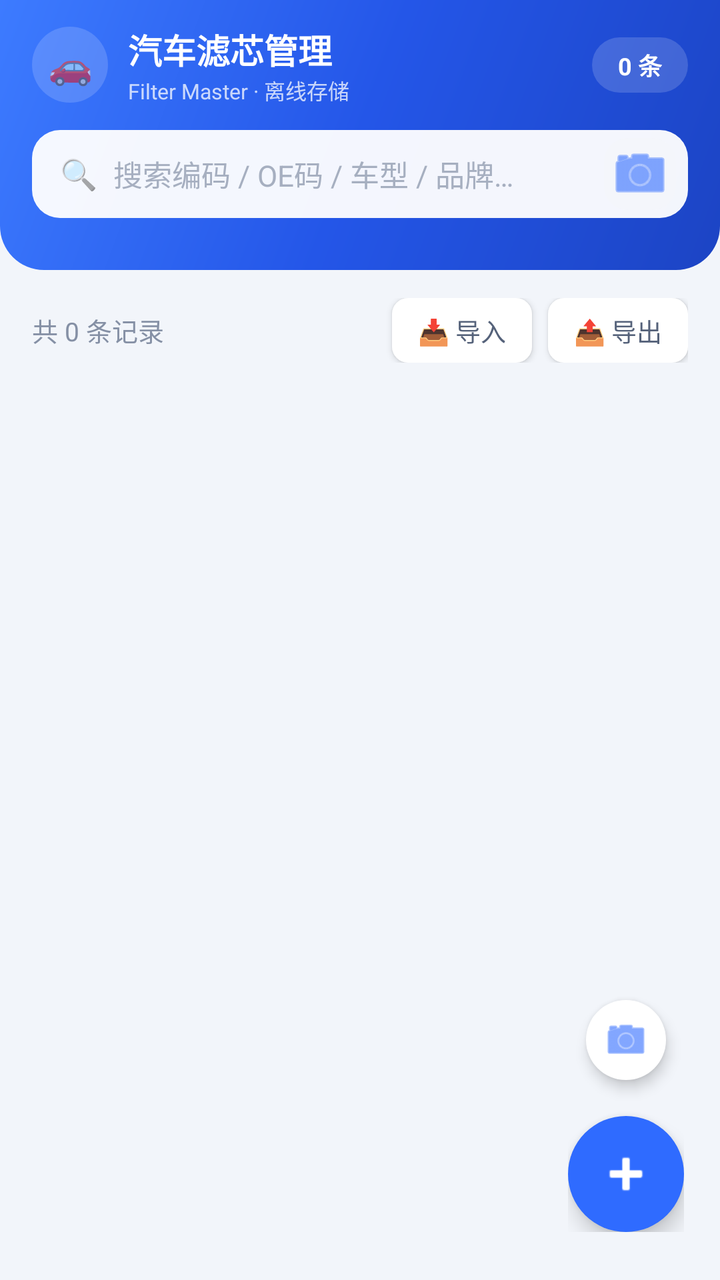
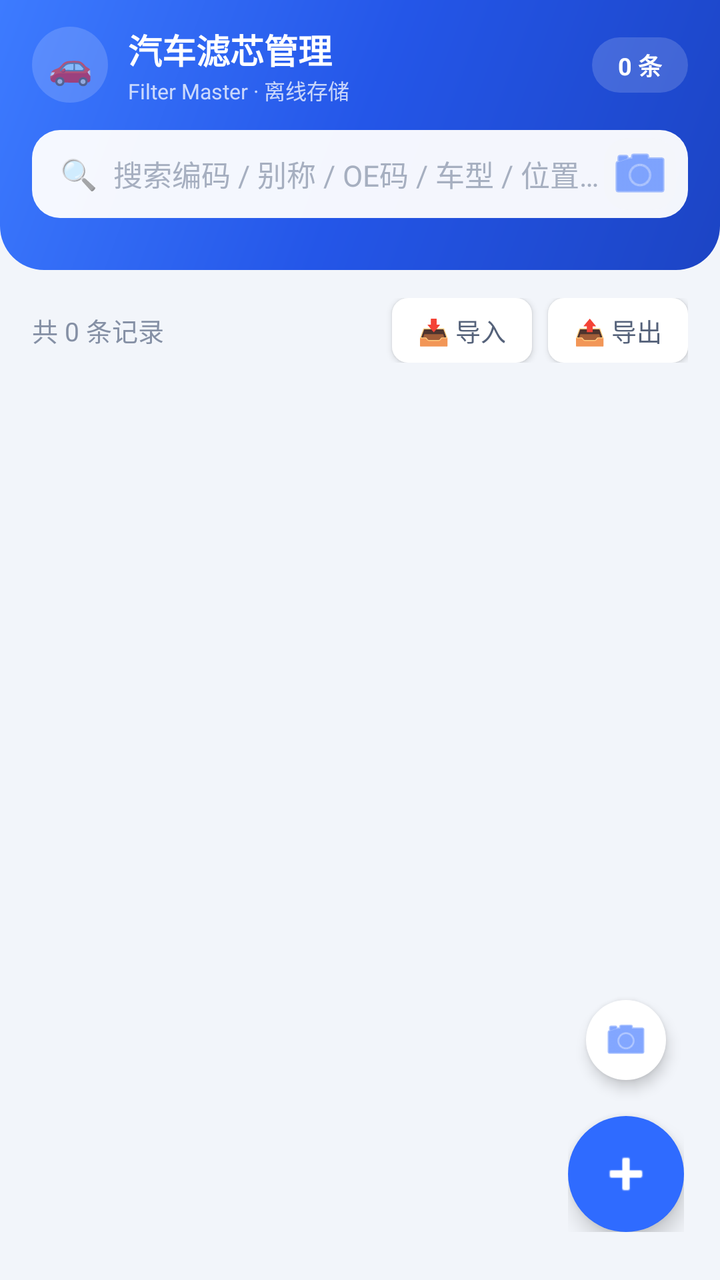

Before-and-after screenshots of an Android layout around one commit, followed by the original layout XML and the change that was made.
<!-- AndroidManifest.xml: application theme Theme.FilterMaster -->
<!-- res/layout/activity_main.xml -->
<?xml version="1.0" encoding="utf-8"?>
<androidx.coordinatorlayout.widget.CoordinatorLayout
    xmlns:android="http://schemas.android.com/apk/res/android"
    xmlns:app="http://schemas.android.com/apk/res-auto"
    android:layout_width="match_parent"
    android:layout_height="match_parent">

    <LinearLayout
        android:layout_width="match_parent"
        android:layout_height="match_parent"
        android:orientation="vertical">

        
        <LinearLayout
            android:id="@+id/header"
            android:layout_width="match_parent"
            android:layout_height="wrap_content"
            android:background="@drawable/bg_header"
            android:orientation="vertical"
            android:paddingLeft="16dp"
            android:paddingRight="16dp"
            android:paddingTop="12dp"
            android:paddingBottom="14dp">

            <LinearLayout
                android:layout_width="match_parent"
                android:layout_height="wrap_content"
                android:gravity="center_vertical"
                android:orientation="horizontal">

                <TextView
                    android:layout_width="38dp"
                    android:layout_height="38dp"
                    android:background="@drawable/bg_pill"
                    android:gravity="center"
                    android:text="🚗"
                    android:textSize="18sp" />

                <LinearLayout
                    android:layout_width="0dp"
                    android:layout_height="wrap_content"
                    android:layout_marginStart="10dp"
                    android:layout_weight="1"
                    android:orientation="vertical">

                    <TextView
                        android:layout_width="wrap_content"
                        android:layout_height="wrap_content"
                        android:text="@string/app_name"
                        android:textColor="#FFFFFF"
                        android:textSize="17sp"
                        android:textStyle="bold" />

                    <TextView
                        android:layout_width="wrap_content"
                        android:layout_height="wrap_content"
                        android:text="@string/brand_sub"
                        android:textColor="#BFFFFFFF"
                        android:textSize="10.5sp" />
                </LinearLayout>

                <TextView
                    android:id="@+id/tvTotalCount"
                    android:layout_width="wrap_content"
                    android:layout_height="wrap_content"
                    android:background="@drawable/bg_pill"
                    android:paddingLeft="13dp"
                    android:paddingRight="13dp"
                    android:paddingTop="5dp"
                    android:paddingBottom="5dp"
                    android:text="0 条"
                    android:textColor="#FFFFFF"
                    android:textSize="12sp"
                    android:textStyle="bold" />
            </LinearLayout>

            
            <LinearLayout
                android:layout_width="match_parent"
                android:layout_height="wrap_content"
                android:layout_marginTop="12dp"
                android:background="@drawable/bg_search"
                android:gravity="center_vertical"
                android:orientation="horizontal"
                android:paddingLeft="14dp"
                android:paddingRight="6dp"
                android:paddingTop="4dp"
                android:paddingBottom="4dp">

                <TextView
                    android:layout_width="wrap_content"
                    android:layout_height="wrap_content"
                    android:paddingRight="8dp"
                    android:text="🔍"
                    android:textSize="15sp" />

                <EditText
                    android:id="@+id/etSearch"
                    android:layout_width="0dp"
                    android:layout_height="wrap_content"
                    android:layout_weight="1"
                    android:background="@null"
                    android:hint="搜索编码 / OE码 / 车型 / 品牌…"
                    android:imeOptions="actionSearch"
                    android:importantForAutofill="no"
                    android:inputType="text"
                    android:maxLines="1"
                    android:minWidth="0dp"
                    android:textColor="@color/text_main"
                    android:textColorHint="#A6AFC0"
                    android:textSize="14.5sp" />

                <ImageButton
                    android:id="@+id/btnClear"
                    android:layout_width="34dp"
                    android:layout_height="34dp"
                    android:background="?attr/selectableItemBackgroundBorderless"
                    android:contentDescription="清空"
                    android:src="@android:drawable/ic_menu_close_clear_cancel"
                    android:tint="#8590A5"
                    android:visibility="gone" />

                <ImageButton
                    android:id="@+id/btnScanSearch"
                    android:layout_width="36dp"
                    android:layout_height="36dp"
                    android:background="@drawable/bg_field"
                    android:contentDescription="扫码搜索"
                    android:src="@android:drawable/ic_menu_camera"
                    android:tint="#2F6BFF" />
            </LinearLayout>

            
            <HorizontalScrollView
                android:layout_width="match_parent"
                android:layout_height="wrap_content"
                android:layout_marginTop="12dp"
                android:scrollbars="none">

                <LinearLayout
                    android:id="@+id/filterBar"
                    android:layout_width="wrap_content"
                    android:layout_height="wrap_content"
                    android:orientation="horizontal" />
            </HorizontalScrollView>
        </LinearLayout>

        
        <LinearLayout
            android:layout_width="match_parent"
            android:layout_height="wrap_content"
            android:gravity="center_vertical"
            android:orientation="horizontal"
            android:paddingLeft="16dp"
            android:paddingRight="16dp"
            android:paddingTop="14dp"
            android:paddingBottom="4dp">

            <TextView
                android:id="@+id/tvStats"
                android:layout_width="0dp"
                android:layout_height="wrap_content"
                android:layout_weight="1"
                android:text="共 0 条记录"
                android:textColor="@color/text_sub"
                android:textSize="13sp" />

            <TextView
                android:id="@+id/btnImport"
                android:layout_width="wrap_content"
                android:layout_height="wrap_content"
                android:background="@drawable/bg_rounded_8"
                android:backgroundTint="#FFFFFF"
                android:elevation="2dp"
                android:paddingLeft="13dp"
                android:paddingRight="13dp"
                android:paddingTop="7dp"
                android:paddingBottom="7dp"
                android:text="📥 导入"
                android:textColor="#55627A"
                android:textSize="12.5sp" />

            <TextView
                android:id="@+id/btnExport"
                android:layout_width="wrap_content"
                android:layout_height="wrap_content"
                android:layout_marginStart="8dp"
                android:background="@drawable/bg_rounded_8"
                android:backgroundTint="#FFFFFF"
                android:elevation="2dp"
                android:paddingLeft="13dp"
                android:paddingRight="13dp"
                android:paddingTop="7dp"
                android:paddingBottom="7dp"
                android:text="📤 导出"
                android:textColor="#55627A"
                android:textSize="12.5sp" />
        </LinearLayout>

        
        <androidx.recyclerview.widget.RecyclerView
            android:id="@+id/recycler"
            android:layout_width="match_parent"
            android:layout_height="0dp"
            android:layout_weight="1"
            android:clipToPadding="false"
            android:paddingLeft="16dp"
            android:paddingRight="16dp"
            android:paddingTop="10dp"
            android:paddingBottom="110dp" />

        
        <LinearLayout
            android:id="@+id/emptyView"
            android:layout_width="match_parent"
            android:layout_height="0dp"
            android:layout_weight="1"
            android:gravity="center"
            android:orientation="vertical"
            android:visibility="gone">

            <TextView
                android:id="@+id/emptyIcon"
                android:layout_width="88dp"
                android:layout_height="88dp"
                android:background="@drawable/bg_search"
                android:gravity="center"
                android:text="📦"
                android:textSize="40sp" />

            <TextView
                android:id="@+id/emptyTitle"
                android:layout_width="wrap_content"
                android:layout_height="wrap_content"
                android:layout_marginTop="16dp"
                android:text="暂无滤芯数据"
                android:textColor="#55627A"
                android:textSize="15.5sp"
                android:textStyle="bold" />

            <TextView
                android:id="@+id/emptySub"
                android:layout_width="wrap_content"
                android:layout_height="wrap_content"
                android:layout_marginTop="4dp"
                android:text="点击右下角 ＋ 添加第一条记录"
                android:textColor="@color/text_sub"
                android:textSize="12.5sp" />
        </LinearLayout>
    </LinearLayout>

    
    <LinearLayout
        android:layout_width="wrap_content"
        android:layout_height="wrap_content"
        android:layout_gravity="bottom|end"
        android:layout_marginRight="18dp"
        android:layout_marginBottom="24dp"
        android:gravity="center_horizontal"
        android:orientation="vertical">

        <com.google.android.material.floatingactionbutton.FloatingActionButton
            android:id="@+id/fabScan"
            android:layout_width="wrap_content"
            android:layout_height="wrap_content"
            android:backgroundTint="#FFFFFF"
            android:contentDescription="扫码"
            android:src="@android:drawable/ic_menu_camera"
            app:borderWidth="0dp"
            app:elevation="4dp"
            app:fabSize="mini"
            app:tint="#2F6BFF" />

        <com.google.android.material.floatingactionbutton.FloatingActionButton
            android:id="@+id/fabAdd"
            android:layout_width="wrap_content"
            android:layout_height="wrap_content"
            android:layout_marginTop="14dp"
            android:backgroundTint="#2F6BFF"
            android:contentDescription="新增"
            android:src="@android:drawable/ic_input_add"
            app:borderWidth="0dp"
            app:elevation="6dp"
            app:fabCustomSize="58dp"
            app:maxImageSize="30dp"
            app:tint="#FFFFFF" />
    </LinearLayout>
</androidx.coordinatorlayout.widget.CoordinatorLayout>
<!-- resources referenced by this layout -->
<resources>
  <color name="text_main">#1B2436</color>
  <color name="text_sub">#8590A5</color>
  <!-- drawable bg_field (drawable) -->
  <?xml version="1.0" encoding="utf-8"?>
  <shape xmlns:android="http://schemas.android.com/apk/res/android">
      <solid android:color="@color/field_bg" />
      <corners android:radius="12dp" />
  </shape>
  <!-- drawable bg_header (drawable) -->
  <?xml version="1.0" encoding="utf-8"?>
  <shape xmlns:android="http://schemas.android.com/apk/res/android">
      <gradient
          android:angle="315"
          android:startColor="#3D7BFF"
          android:centerColor="#2456E8"
          android:endColor="#1C44C4" />
      <corners
          android:bottomLeftRadius="22dp"
          android:bottomRightRadius="22dp" />
  </shape>
  <!-- drawable bg_pill (drawable) -->
  <?xml version="1.0" encoding="utf-8"?>
  <shape xmlns:android="http://schemas.android.com/apk/res/android">
      <solid android:color="#29FFFFFF" />
      <corners android:radius="20dp" />
  </shape>
  <!-- drawable bg_rounded_8 (drawable) -->
  <?xml version="1.0" encoding="utf-8"?>
  <shape xmlns:android="http://schemas.android.com/apk/res/android">
      <solid android:color="#EFF2F7" />
      <corners android:radius="8dp" />
  </shape>
  <!-- drawable bg_search (drawable) -->
  <?xml version="1.0" encoding="utf-8"?>
  <shape xmlns:android="http://schemas.android.com/apk/res/android">
      <solid android:color="#F2FFFFFF" />
      <corners android:radius="14dp" />
  </shape>
  <string name="app_name">汽车滤芯管理</string>
  <string name="brand_sub">Filter Master · 离线存储</string>
  <style name="Theme.FilterMaster" parent="Theme.MaterialComponents.Light.NoActionBar">
          <item name="colorPrimary">@color/primary</item>
          <item name="colorPrimaryDark">@color/primary_deep</item>
          <item name="android:statusBarColor">#2456E8</item>
          <item name="android:windowBackground">@color/bg</item>
          <item name="android:windowLightStatusBar">false</item>
      </style>
  <color name="field_bg">#F4F6FB</color>
  <color name="primary">#2F6BFF</color>
  <color name="primary_deep">#1E4FD6</color>
  <color name="bg">#F2F5FA</color>
</resources>

<!-- the commit's change to res/layout/activity_main.xml (unified diff, before → after) -->
@@ -100,7 +100,7 @@
                     android:layout_height="wrap_content"
                     android:layout_weight="1"
                     android:background="@null"
-                    android:hint="搜索编码 / OE码 / 车型 / 品牌…"
+                    android:hint="搜索编码 / 别称 / OE码 / 车型 / 位置…"
                     android:imeOptions="actionSearch"
                     android:importantForAutofill="no"
                     android:inputType="text"
